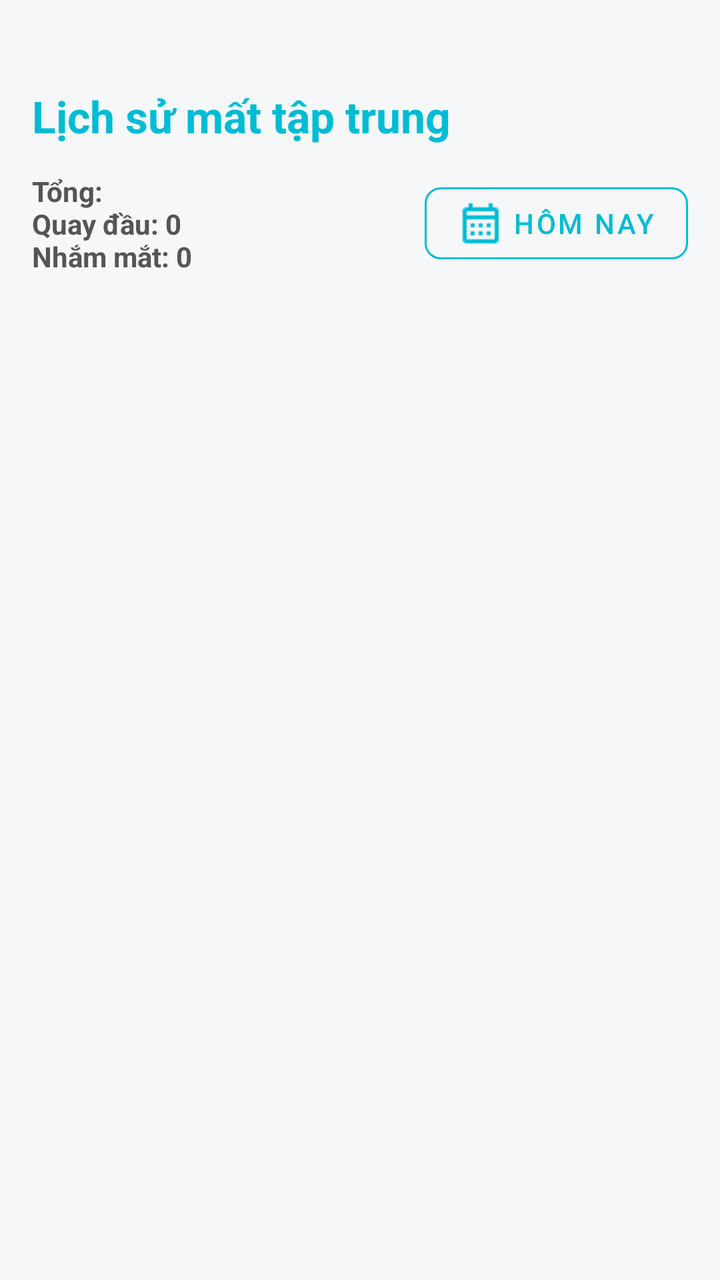
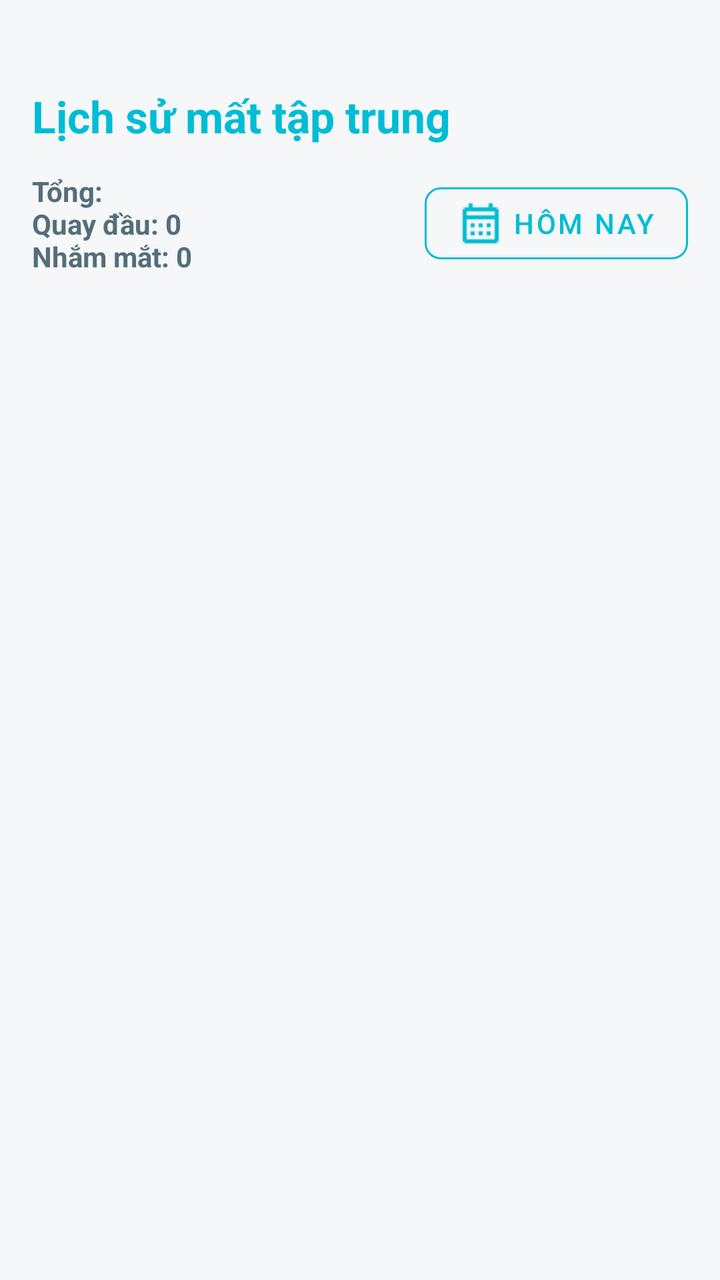

Two renders of the same Android screen: before a commit and after it. Below are the layout's source before the change and the commit's diff.
<!-- AndroidManifest.xml: application theme Theme.DmsApplication -->
<!-- res/layout/fragment_history.xml -->
<?xml version="1.0" encoding="utf-8"?>
<androidx.constraintlayout.widget.ConstraintLayout
    xmlns:android="http://schemas.android.com/apk/res/android"
    xmlns:app="http://schemas.android.com/apk/res-auto"
    android:layout_width="match_parent"
    android:layout_height="match_parent"
    android:background="#F5F7F8">

    <TextView
        android:id="@+id/tvHeader"
        android:layout_width="match_parent"
        android:layout_height="56dp"
        android:gravity="center_vertical"
        android:paddingHorizontal="16dp"
        android:text="Lịch sử mất tập trung"
        android:textColor="#00BCD4"
        android:textSize="22sp"
        android:textStyle="bold"
        app:layout_constraintTop_toTopOf="parent"
        android:layout_marginTop="30dp"/>

    <LinearLayout
        android:id="@+id/layoutFilter"
        android:layout_width="match_parent"
        android:layout_height="wrap_content"
        android:orientation="horizontal"
        android:paddingHorizontal="16dp"
        android:paddingBottom="10dp"
        android:gravity="center_vertical"
        app:layout_constraintTop_toBottomOf="@id/tvHeader">

        <TextView
            android:id="@+id/tvTotalStats"
            android:layout_width="0dp"
            android:layout_height="wrap_content"
            android:layout_weight="1"
            android:text="Tổng: \nQuay đầu: 0\nNhắm mắt: 0"
            android:textColor="#555555"
            android:textSize="14sp"
            android:textStyle="bold"/>

        <com.google.android.material.button.MaterialButton
            android:id="@+id/btnSelectDate"
            style="@style/Widget.MaterialComponents.Button.OutlinedButton"
            android:layout_width="wrap_content"
            android:layout_height="wrap_content"
            android:text="Hôm nay"
            android:textColor="#00BCD4"
            app:strokeColor="#00BCD4"
            app:cornerRadius="8dp"
            app:icon="@drawable/ic_calendar"
            app:iconTint="#00BCD4"/>
    </LinearLayout>

    <TextView
        android:id="@+id/tvEmpty"
        android:layout_width="wrap_content"
        android:layout_height="wrap_content"
        android:text="Chưa có dữ liệu lịch sử"
        android:textColor="#AAAAAA"
        android:textSize="16sp"
        android:visibility="gone"
        app:layout_constraintTop_toBottomOf="@id/layoutFilter"
        app:layout_constraintBottom_toBottomOf="parent"
        app:layout_constraintStart_toStartOf="parent"
        app:layout_constraintEnd_toEndOf="parent" />

    <androidx.recyclerview.widget.RecyclerView
        android:id="@+id/recyclerHistory"
        android:layout_width="0dp"
        android:layout_height="0dp"
        android:paddingVertical="8dp"
        android:clipToPadding="false"
        app:layout_constraintTop_toBottomOf="@id/layoutFilter"
        app:layout_constraintBottom_toBottomOf="parent"
        app:layout_constraintStart_toStartOf="parent"
        app:layout_constraintEnd_toEndOf="parent" />

</androidx.constraintlayout.widget.ConstraintLayout>
<!-- resources referenced by this layout -->
<resources>
  <!-- drawable ic_calendar: png bitmap (drawable, 297 bytes) -->
  <style name="Theme.DmsApplication" parent="Theme.MaterialComponents.DayNight.NoActionBar" />
</resources>

<!-- the commit's change to res/layout/fragment_history.xml (unified diff, before → after) -->
@@ -4,7 +4,7 @@
     xmlns:app="http://schemas.android.com/apk/res-auto"
     android:layout_width="match_parent"
     android:layout_height="match_parent"
-    android:background="#F5F7F8">
+    android:background="@color/screen_background">
 
     <TextView
         android:id="@+id/tvHeader"
@@ -13,7 +13,7 @@
         android:gravity="center_vertical"
         android:paddingHorizontal="16dp"
         android:text="Lịch sử mất tập trung"
-        android:textColor="#00BCD4"
+        android:textColor="@color/brand_primary"
         android:textSize="22sp"
         android:textStyle="bold"
         app:layout_constraintTop_toTopOf="parent"
@@ -35,7 +35,7 @@
             android:layout_height="wrap_content"
             android:layout_weight="1"
             android:text="Tổng: \nQuay đầu: 0\nNhắm mắt: 0"
-            android:textColor="#555555"
+            android:textColor="@color/text_secondary"
             android:textSize="14sp"
             android:textStyle="bold"/>
 
@@ -45,11 +45,11 @@
             android:layout_width="wrap_content"
             android:layout_height="wrap_content"
             android:text="Hôm nay"
-            android:textColor="#00BCD4"
-            app:strokeColor="#00BCD4"
+            android:textColor="@color/brand_primary"
+            app:strokeColor="@color/brand_primary"
             app:cornerRadius="8dp"
             app:icon="@drawable/ic_calendar"
-            app:iconTint="#00BCD4"/>
+            app:iconTint="@color/brand_primary"/>
     </LinearLayout>
 
     <TextView
@@ -57,7 +57,7 @@
         android:layout_width="wrap_content"
         android:layout_height="wrap_content"
         android:text="Chưa có dữ liệu lịch sử"
-        android:textColor="#AAAAAA"
+        android:textColor="@color/text_disabled"
         android:textSize="16sp"
         android:visibility="gone"
         app:layout_constraintTop_toBottomOf="@id/layoutFilter"
<!-- resource entries referenced after the edit -->
@@ -1,6 +1,35 @@
 <!-- resources referenced by this layout -->
 <resources>
+  <color name="brand_primary">#00BCD5</color>
+  <color name="screen_background">#F5F7F8</color>
+  <color name="text_disabled">#9E9E9E</color>
+  <color name="text_secondary">#546E7A</color>
   <!-- drawable ic_calendar: png bitmap (drawable, 297 bytes) -->
-  <style name="Theme.DmsApplication" parent="Theme.MaterialComponents.DayNight.NoActionBar" />
+  <style name="Theme.DmsApplication" parent="Theme.DmsApplication.Base">
+          <item name="android:windowLightStatusBar">true</item>
+      </style>
+  <style name="Theme.DmsApplication.Base" parent="Theme.MaterialComponents.DayNight.NoActionBar">
+          <item name="colorPrimary">@color/brand_primary</item>
+          <item name="colorPrimaryVariant">@color/brand_primary_variant</item>
+          <item name="colorOnPrimary">@color/on_primary</item>
+          <item name="colorSecondary">@color/brand_primary</item>
+          <item name="colorSurface">@color/surface</item>
+          <item name="colorOnSurface">@color/text_primary</item>
+          <item name="colorControlNormal">@color/icon_secondary</item>
+          <item name="android:colorAccent">@color/brand_primary</item>
+          <item name="android:windowBackground">@color/screen_background</item>
+          <item name="android:textColorPrimary">@color/text_primary</item>
+          <item name="android:textColorSecondary">@color/text_secondary</item>
+          <item name="android:editTextColor">@color/text_primary</item>
+          <item name="android:textColorHint">@color/text_muted</item>
+          <item name="android:navigationBarColor">@color/surface</item>
+          <item name="android:statusBarColor">@color/screen_background</item>
+      </style>
+  <color name="brand_primary_variant">#0097A7</color>
+  <color name="on_primary">#FFFFFF</color>
+  <color name="surface">#FFFFFF</color>
+  <color name="text_primary">#212121</color>
+  <color name="icon_secondary">#546E7A</color>
+  <color name="text_muted">#757575</color>
 </resources>
 
